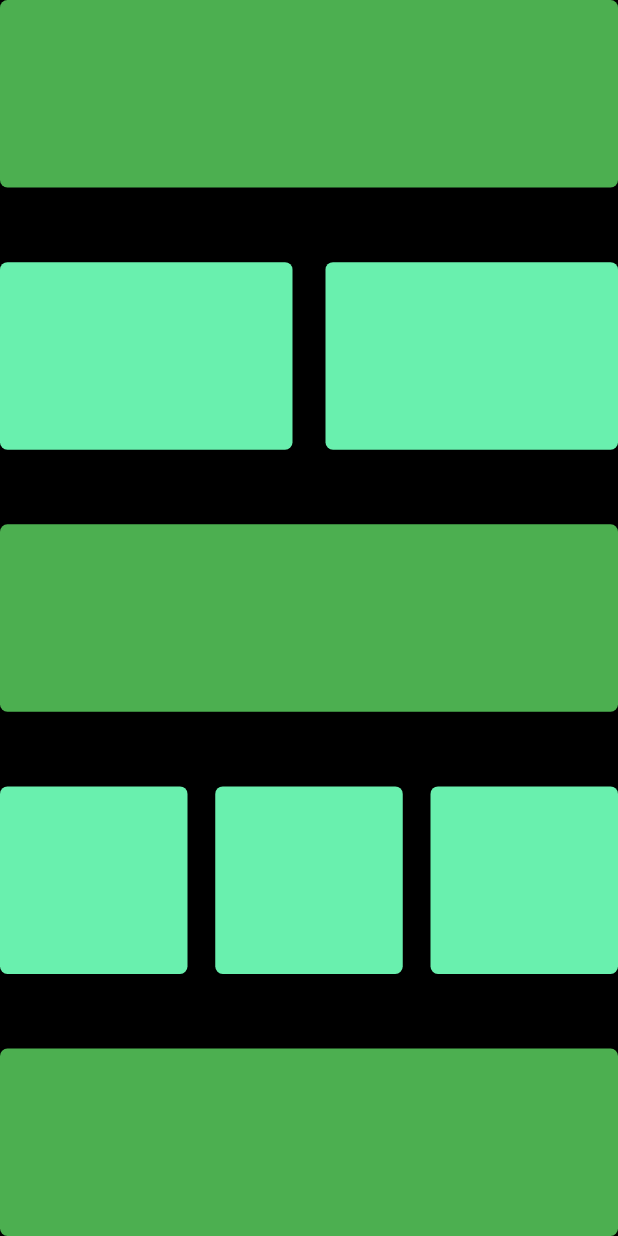
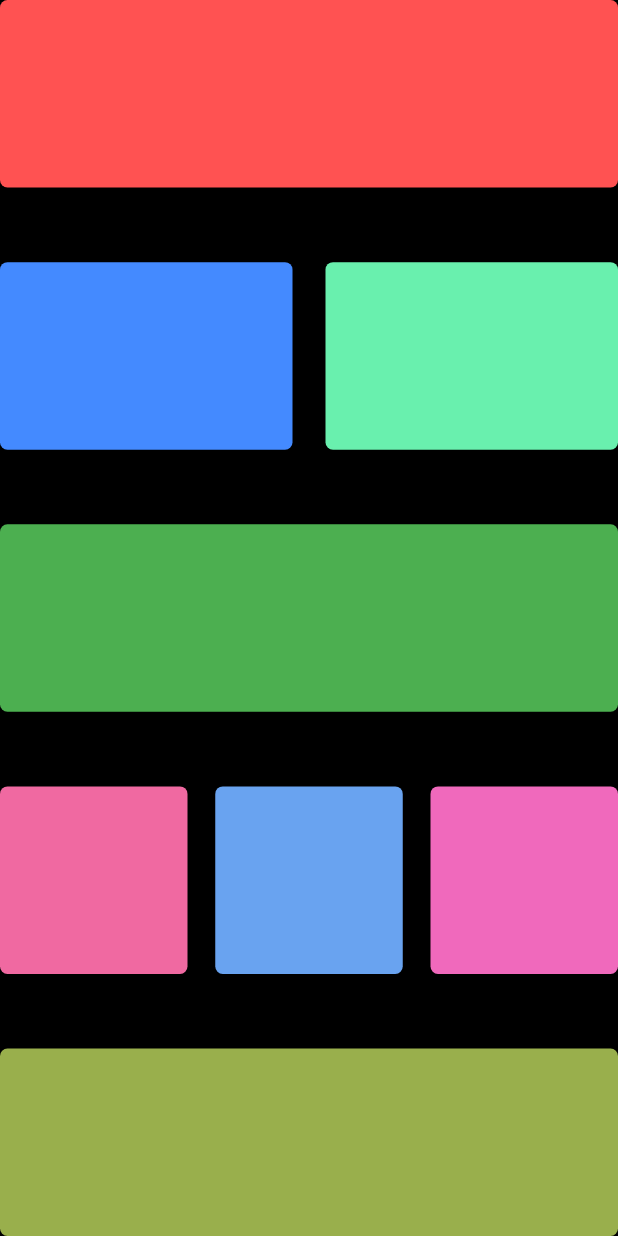
Before and after one commit to JahanRazh/My_First_Flutter_App, a Flutter app: the screen it shows after launch, on a phone screen of 412 x 824 dp. Run offline on Flutter 3.47's test engine with Material 3 defaults, Android fonts, the phone set to English and light mode, and no system bars.

Commit message:
update main.dart and maintest3.dart to change container colors for improved UI consistency

```diff
--- a/lib/main.dart
+++ b/lib/main.dart
@@ -22,7 +22,7 @@ class MyAPP extends StatelessWidget {
                 height: 125,
                 width: double.infinity,
                 decoration: BoxDecoration(
-                  color: Colors.green,
+                  color: Colors.redAccent,
                   borderRadius: BorderRadius.circular(5),
                 ),
               ),
@@ -34,7 +34,7 @@ class MyAPP extends StatelessWidget {
                     height: 125,
                     width: 195,
                     decoration: BoxDecoration(
-                      color: Colors.greenAccent,
+                      color: Colors.blueAccent,
                       borderRadius: BorderRadius.circular(5),
                     ),
                   ),
@@ -64,7 +64,7 @@ class MyAPP extends StatelessWidget {
                     height: 125,
                     width: 125,
                     decoration: BoxDecoration(
-                      color: Colors.greenAccent,
+                      color: const Color.fromARGB(255, 240, 105, 161),
                       borderRadius: BorderRadius.circular(5),
                     ),
                   ),
@@ -72,7 +72,7 @@ class MyAPP extends StatelessWidget {
                     height: 125,
                     width: 125,
                     decoration: BoxDecoration(
-                      color: Colors.greenAccent,
+                      color: const Color.fromARGB(255, 105, 163, 240),
                       borderRadius: BorderRadius.circular(5),
                     ),
                   ),
@@ -80,7 +80,7 @@ class MyAPP extends StatelessWidget {
                     height: 125,
                     width: 125,
                     decoration: BoxDecoration(
-                      color: Colors.greenAccent,
+                      color: const Color.fromARGB(255, 240, 105, 188),
                       borderRadius: BorderRadius.circular(5),
                     ),
                   ),
@@ -90,7 +90,7 @@ class MyAPP extends StatelessWidget {
                 height: 125,
                 width: double.infinity,
                 decoration: BoxDecoration(
-                  color: Colors.green,
+                  color: const Color.fromARGB(255, 153, 175, 76),
                   borderRadius: BorderRadius.circular(5),
                 ),
               ),
--- a/lib/maintest3.dart
+++ b/lib/maintest3.dart
@@ -29,7 +29,7 @@ class MyAPP extends StatelessWidget {
                 height: 170,
                 width: double.infinity,
                 decoration: BoxDecoration(
-                  color: Colors.red,
+                  color: Colors.blue,
                   borderRadius: BorderRadius.circular(5),
                 ),
               ),
@@ -37,7 +37,7 @@ class MyAPP extends StatelessWidget {
                 height: 170,
                 width: double.infinity,
                 decoration: BoxDecoration(
-                  color: Colors.red,
+                  color: Colors.yellow,
                   borderRadius: BorderRadius.circular(5),
                 ),
               ),
```
